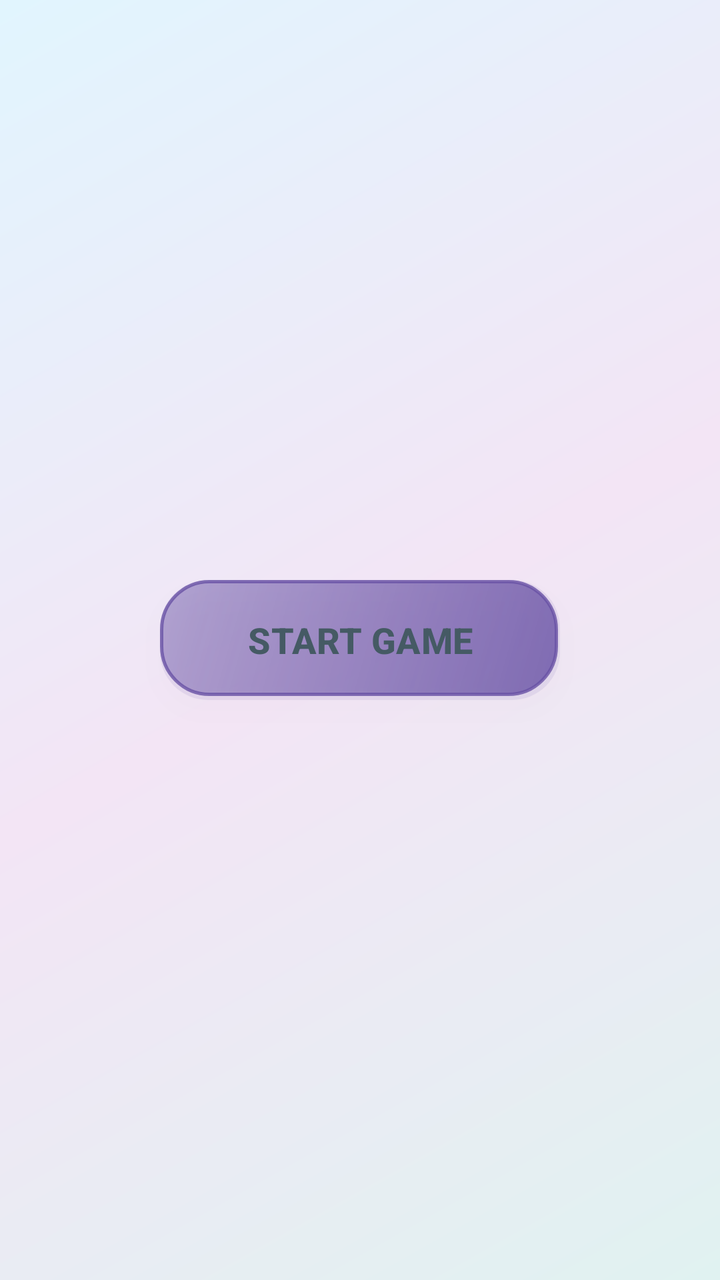
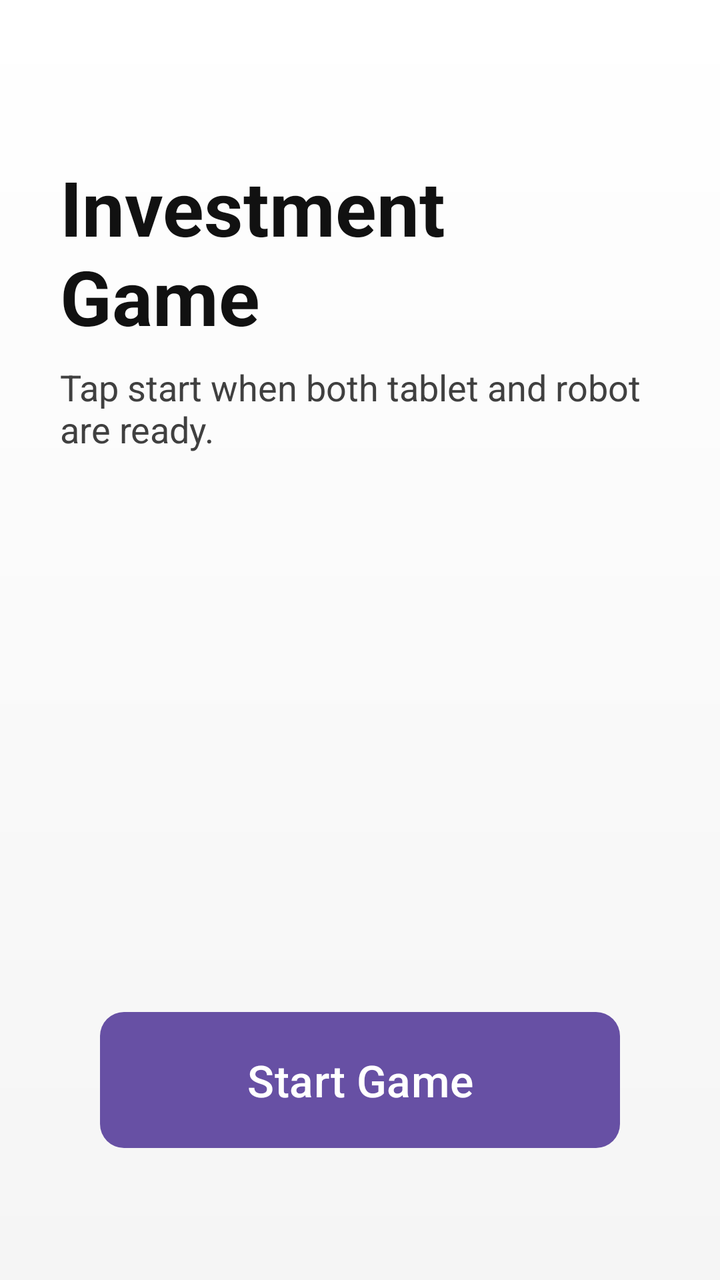

Before-and-after screenshots of an Android layout around one commit, followed by the original layout XML and the change that was made.
<!-- AndroidManifest.xml: application theme Theme.InvestmentGame -->
<!-- res/layout/activity_main.xml -->
<?xml version="1.0" encoding="utf-8"?>
<RelativeLayout xmlns:android="http://schemas.android.com/apk/res/android"
    android:layout_width="match_parent"
    android:layout_height="match_parent"
    android:background="@drawable/main_background"
    android:gravity="center">

    <Button
        android:id="@+id/start"
        android:layout_width="200dp"
        android:layout_height="60dp"
        android:background="@drawable/glass_pane"
        android:elevation="8dp"
        android:stateListAnimator="@animator/button_press"
        android:text="Start Game"
        android:textAllCaps="true"
        android:textColor="#455A64"
        android:textSize="18sp"
        android:textStyle="bold" />

</RelativeLayout>
<!-- resources referenced by this layout -->
<resources>
  <!-- drawable glass_pane (drawable) -->
  <?xml version="1.0" encoding="utf-8"?>
  <layer-list xmlns:android="http://schemas.android.com/apk/res/android">
      <item>
          <shape android:shape="rectangle">
              <corners android:radius="24dp" />
              <solid android:color="#1A000000" />
          </shape>
      </item>
  
      <item
          android:bottom="2dp"
          android:right="1dp">
          <shape android:shape="rectangle">
              <corners android:radius="24dp" />
              <gradient
                  android:angle="135"
                  android:endColor="#66FFFFFF"
                  android:startColor="#CCFFFFFF" />
              <stroke
                  android:width="1.5dp"
                  android:color="#CCFFFFFF" />
          </shape>
      </item>
  </layer-list>
  <!-- drawable main_background (drawable) -->
  <?xml version="1.0" encoding="utf-8"?>
  <shape xmlns:android="http://schemas.android.com/apk/res/android"
      android:shape="rectangle">
      <gradient
          android:angle="135"
          android:centerColor="#F3E5F5"
          android:endColor="#E1F5FE"
          android:startColor="#E0F2F1" />
  </shape>
  <style name="Theme.InvestmentGame" parent="Base.Theme.InvestmentGame" />
  <style name="Base.Theme.InvestmentGame" parent="Theme.Material3.DayNight.NoActionBar">
          
          
      </style>
</resources>

<!-- the commit's change to res/layout/activity_main.xml (unified diff, before → after) -->
@@ -3,19 +3,44 @@
     android:layout_width="match_parent"
     android:layout_height="match_parent"
     android:background="@drawable/main_background"
-    android:gravity="center">
+    android:padding="30dp">
+
+    <TextView
+        android:id="@+id/title"
+        android:layout_width="wrap_content"
+        android:layout_height="wrap_content"
+        android:layout_centerHorizontal="true"
+        android:layout_marginTop="48dp"
+        android:text="@string/title_start"
+        android:textColor="@color/text_primary"
+        android:textSize="38sp"
+        android:textStyle="bold" />
+
+    <TextView
+        android:layout_width="wrap_content"
+        android:layout_height="wrap_content"
+        android:layout_below="@id/title"
+        android:layout_centerHorizontal="true"
+        android:layout_marginTop="8dp"
+        android:text="@string/subtitle_start"
+        android:textColor="@color/text_secondary"
+        android:textSize="18sp" />
 
     <Button
         android:id="@+id/start"
-        android:layout_width="200dp"
-        android:layout_height="60dp"
-        android:background="@drawable/glass_pane"
-        android:elevation="8dp"
+        android:layout_width="260dp"
+        android:layout_height="68dp"
+        android:layout_centerHorizontal="true"
+        android:layout_alignParentBottom="true"
+        android:layout_marginBottom="36dp"
+        android:background="@drawable/button_primary"
+        android:paddingTop="10dp"
+        android:paddingBottom="10dp"
         android:stateListAnimator="@animator/button_press"
-        android:text="Start Game"
-        android:textAllCaps="true"
-        android:textColor="#455A64"
-        android:textSize="18sp"
-        android:textStyle="bold" />
+        android:text="@string/button_start"
+        android:textAllCaps="false"
+        android:textColor="@color/white"
+        android:textSize="22sp"
+        android:textStyle="normal" />
 
 </RelativeLayout>
<!-- resource entries referenced after the edit -->
@@ -1,41 +1,41 @@
 <!-- resources referenced by this layout -->
 <resources>
-  <!-- drawable glass_pane (drawable) -->
+  <color name="text_primary">#111111</color>
+  <color name="text_secondary">#404040</color>
+  <color name="white">#FFFFFFFF</color>
+  <!-- drawable button_primary (drawable) -->
   <?xml version="1.0" encoding="utf-8"?>
-  <layer-list xmlns:android="http://schemas.android.com/apk/res/android">
+  <selector xmlns:android="http://schemas.android.com/apk/res/android">
+      <item android:state_pressed="true">
+          <shape android:shape="rectangle">
+              <corners android:radius="12dp" />
+              <solid android:color="#000000" />
+          </shape>
+      </item>
       <item>
           <shape android:shape="rectangle">
-              <corners android:radius="24dp" />
-              <solid android:color="#1A000000" />
+              <corners android:radius="12dp" />
+              <solid android:color="#111111" />
           </shape>
       </item>
-  
-      <item
-          android:bottom="2dp"
-          android:right="1dp">
-          <shape android:shape="rectangle">
-              <corners android:radius="24dp" />
-              <gradient
-                  android:angle="135"
-                  android:endColor="#66FFFFFF"
-                  android:startColor="#CCFFFFFF" />
-              <stroke
-                  android:width="1.5dp"
-                  android:color="#CCFFFFFF" />
-          </shape>
-      </item>
-  </layer-list>
+  </selector>
   <!-- drawable main_background (drawable) -->
   <?xml version="1.0" encoding="utf-8"?>
   <shape xmlns:android="http://schemas.android.com/apk/res/android"
       android:shape="rectangle">
       <gradient
-          android:angle="135"
-          android:centerColor="#F3E5F5"
-          android:endColor="#E1F5FE"
-          android:startColor="#E0F2F1" />
+          android:angle="270"
+          android:startColor="@color/bg_top"
+          android:centerColor="@color/bg_mid"
+          android:endColor="@color/bg_bottom" />
   </shape>
+  <string name="button_start">Start Game</string>
+  <string name="subtitle_start">Tap start when both tablet and robot are ready.</string>
+  <string name="title_start">Investment Game</string>
   <style name="Theme.InvestmentGame" parent="Base.Theme.InvestmentGame" />
+  <color name="bg_top">#FFFFFF</color>
+  <color name="bg_mid">#FAFAFA</color>
+  <color name="bg_bottom">#F5F5F5</color>
   <style name="Base.Theme.InvestmentGame" parent="Theme.Material3.DayNight.NoActionBar">
           
           
